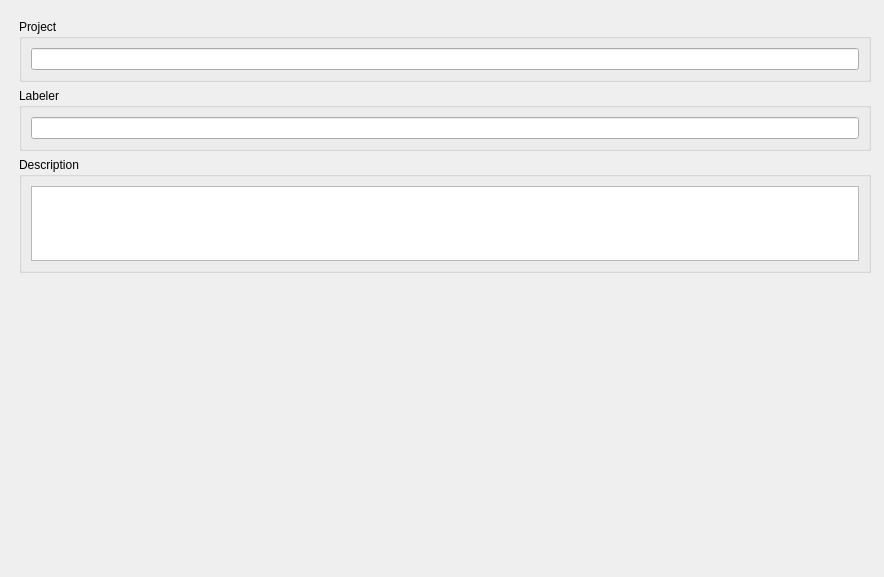
Qt form ilastik/applets/projectMetadata/centralWidget.ui (ilastik/ilastik) before a commit.
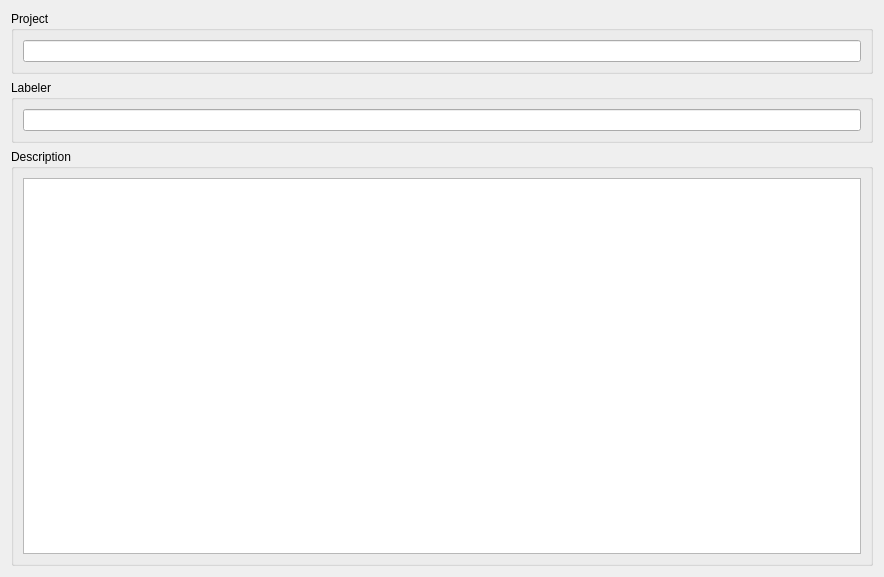
The same form after that commit.

Commit message: layout improvement: Added encapsulating layouts to central widgets to ensure that the content is resized with the window.

The edit to the form file:
```diff
--- a/ilastik/applets/projectMetadata/centralWidget.ui
+++ b/ilastik/applets/projectMetadata/centralWidget.ui
@@ -10,21 +10,23 @@
     <height>577</height>
    </rect>
   </property>
+  <property name="sizePolicy">
+   <sizepolicy hsizetype="Preferred" vsizetype="Expanding">
+    <horstretch>0</horstretch>
+    <verstretch>0</verstretch>
+   </sizepolicy>
+  </property>
   <property name="windowTitle">
    <string>Form</string>
   </property>
+  <layout class="QHBoxLayout" name="horizontalLayout">
+   <item>
+    <layout class="QVBoxLayout" name="verticalLayout">
+     <item>
   <widget class="QGroupBox" name="groupBox_2">
    <property name="enabled">
     <bool>true</bool>
    </property>
-   <property name="geometry">
-    <rect>
-     <x>19</x>
-     <y>19</y>
-     <width>852</width>
-     <height>63</height>
-    </rect>
-   </property>
    <property name="sizePolicy">
     <sizepolicy hsizetype="Expanding" vsizetype="Preferred">
      <horstretch>0</horstretch>
@@ -53,15 +55,9 @@
     </item>
    </layout>
   </widget>
+     </item>
+     <item>
   <widget class="QGroupBox" name="groupBox">
-   <property name="geometry">
-    <rect>
-     <x>19</x>
-     <y>88</y>
-     <width>852</width>
-     <height>63</height>
-    </rect>
-   </property>
    <property name="sizePolicy">
     <sizepolicy hsizetype="Preferred" vsizetype="Preferred">
      <horstretch>0</horstretch>
@@ -102,19 +98,13 @@
     </item>
    </layout>
   </widget>
+     </item>
+     <item>
   <widget class="QGroupBox" name="groupBox_3">
-   <property name="geometry">
-    <rect>
-     <x>19</x>
-     <y>157</y>
-     <width>852</width>
-     <height>116</height>
-    </rect>
-   </property>
    <property name="sizePolicy">
     <sizepolicy hsizetype="MinimumExpanding" vsizetype="Preferred">
      <horstretch>0</horstretch>
-     <verstretch>0</verstretch>
+         <verstretch>1</verstretch>
     </sizepolicy>
    </property>
    <property name="title">
@@ -124,17 +114,11 @@
     <item>
      <widget class="QTextEdit" name="descriptionEdit">
       <property name="sizePolicy">
-       <sizepolicy hsizetype="Expanding" vsizetype="Fixed">
+           <sizepolicy hsizetype="Expanding" vsizetype="Expanding">
         <horstretch>0</horstretch>
         <verstretch>0</verstretch>
        </sizepolicy>
       </property>
-      <property name="maximumSize">
-       <size>
-        <width>16777215</width>
-        <height>80</height>
-       </size>
-      </property>
       <property name="toolTip">
        <string>A description of this project's contents</string>
       </property>
@@ -149,6 +133,10 @@
     </item>
    </layout>
   </widget>
+     </item>
+    </layout>
+   </item>
+  </layout>
  </widget>
  <resources/>
  <connections/>
```
Lines whose indentation alone changed are shown as unchanged. The commit also changes 2 other files.
